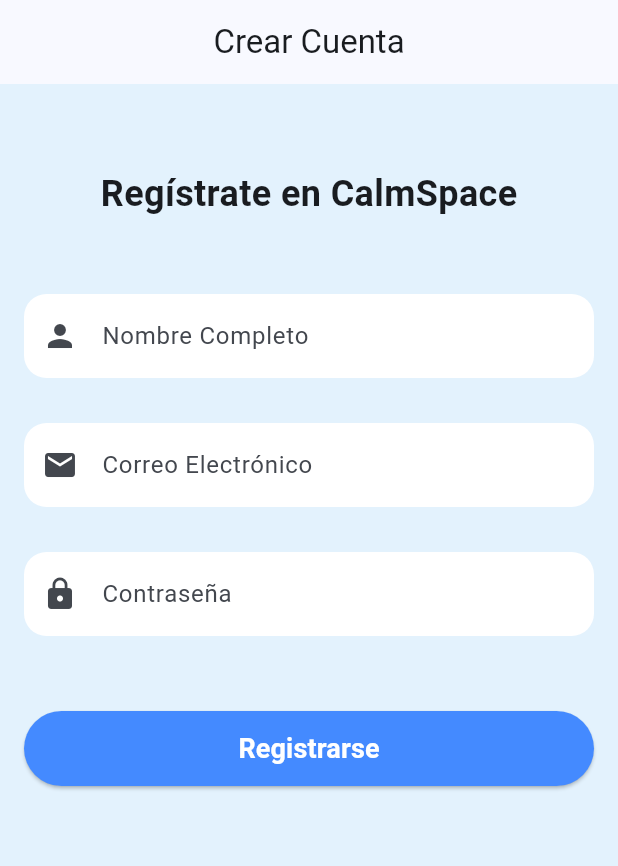
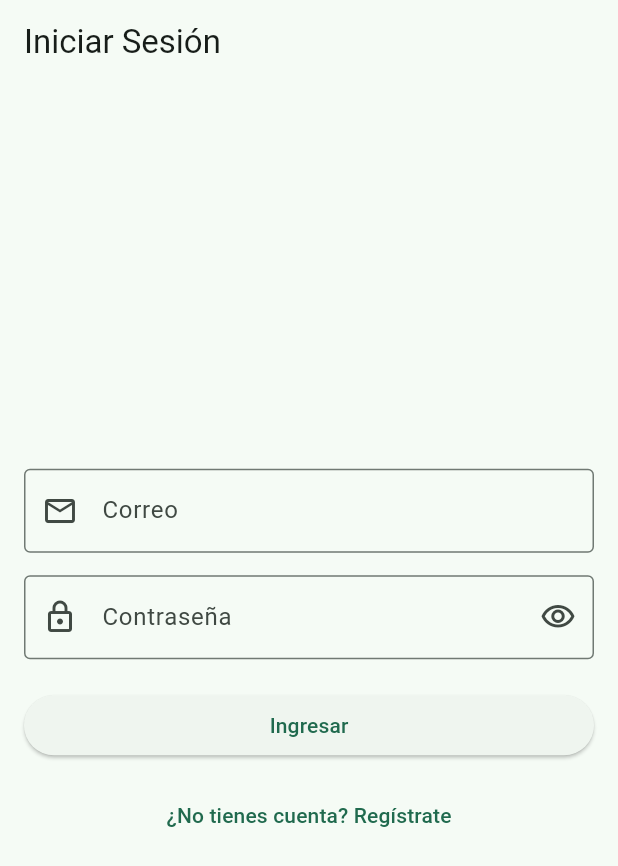
Before and after one commit to MarcosC135/CalmSpace, a Flutter app: the screen it shows after launch, on a phone screen of 412 x 824 dp. Shown: the top 866 px of the screen. Run offline on Flutter 3.47's test engine with Material 3 defaults, Android fonts, the phone set to English and light mode, and no system bars; our stand-ins replace cloud_firestore, firebase_auth, firebase_core; accounts and stored records are empty.

Commit message:
feat: HU-03 login completo (UI + Firebase + logout)

```diff
--- a/lib/main.dart
+++ b/lib/main.dart
@@ -1,7 +1,11 @@
 import 'package:flutter/material.dart';
 import 'package:firebase_core/firebase_core.dart';
+import 'package:firebase_auth/firebase_auth.dart';
 import 'firebase_options.dart';
-import 'screens/register_screen.dart'; // Llama a tu pantalla de registro
+
+import 'screens/register_screen.dart';
+import 'screens/login/login_screen.dart';
+import 'screens/home_screen.dart';
 
 void main() async {
   WidgetsFlutterBinding.ensureInitialized();
@@ -16,15 +20,39 @@
 
   @override
   Widget build(BuildContext context) {
-    // Aquí está el MaterialApp que faltaba
     return MaterialApp(
       title: 'CalmSpace',
-      debugShowCheckedModeBanner: false, // Esto quita la rayita roja de "DEBUG"
+      debugShowCheckedModeBanner: false,
       theme: ThemeData(
-        colorScheme: ColorScheme.fromSeed(seedColor: Colors.blue),
+        colorScheme: ColorScheme.fromSeed(seedColor: const Color(0xFF6BAE8E)),
         useMaterial3: true,
       ),
-      home: const RegisterScreen(), // Tu pantalla de registro
+      home: StreamBuilder<User?>(
+        stream: FirebaseAuth.instance.authStateChanges(),
+        builder: (context, snapshot) {
+          if (snapshot.connectionState == ConnectionState.waiting) {
+            return const Scaffold(
+              backgroundColor: Color(0xFFF7F3EE),
+              body: Center(
+                child: CircularProgressIndicator(
+                  color: Color(0xFF6BAE8E),
+                ),
+              ),
+            );
+          }
+
+          // ✅ CORRECCIÓN: removido 'const' — HomeScreen no es constante
+          if (snapshot.hasData) return HomeScreen();
+
+          return const LoginScreen();
+        },
+      ),
+      routes: {
+        '/login':    (context) => const LoginScreen(),
+        '/register': (context) => const RegisterScreen(),
+        // ✅ CORRECCIÓN: removido 'const'
+        '/home':     (context) => HomeScreen(),
+      },
     );
   }
 }
--- /dev/null
+++ b/lib/screens/login/login_screen.dart
@@ -0,0 +1,134 @@
+import 'package:flutter/material.dart';
+import 'package:firebase_auth/firebase_auth.dart';
+
+class LoginScreen extends StatefulWidget {
+  const LoginScreen({super.key});
+
+  @override
+  State<LoginScreen> createState() => _LoginScreenState();
+}
+
+class _LoginScreenState extends State<LoginScreen> {
+  final TextEditingController emailController = TextEditingController();
+  final TextEditingController passwordController = TextEditingController();
+  final _formKey = GlobalKey<FormState>();
+
+  bool isLoading = false;
+  bool _obscurePassword = true;
+
+  Future<void> login() async {
+    if (!_formKey.currentState!.validate()) return;
+
+    setState(() => isLoading = true);
+
+    try {
+      await FirebaseAuth.instance.signInWithEmailAndPassword(
+        email: emailController.text.trim(),
+        password: passwordController.text.trim(),
+      );
+
+      // No se necesita navegar manualmente:
+      // el StreamBuilder en main.dart detecta el cambio de sesión
+      // y redirige automáticamente a HomeScreen.
+
+    } on FirebaseAuthException catch (e) {
+      String message = "Error al iniciar sesión";
+
+      if (e.code == 'user-not-found') {
+        message = "Usuario no encontrado";
+      } else if (e.code == 'wrong-password') {
+        message = "Contraseña incorrecta";
+      } else if (e.code == 'invalid-email') {
+        message = "Correo electrónico inválido";
+      } else if (e.code == 'too-many-requests') {
+        message = "Demasiados intentos. Intenta más tarde";
+      }
+
+      if (!mounted) return;
+
+      ScaffoldMessenger.of(context).showSnackBar(
+        SnackBar(content: Text(message)),
+      );
+    } finally {
+      if (mounted) setState(() => isLoading = false);
+    }
+  }
+
+  @override
+  void dispose() {
+    emailController.dispose();
+    passwordController.dispose();
+    super.dispose();
+  }
+
+  @override
+  Widget build(BuildContext context) {
+    return Scaffold(
+      appBar: AppBar(title: const Text("Iniciar Sesión")),
+      body: Padding(
+        padding: const EdgeInsets.all(16),
+        child: Form(
+          key: _formKey,
+          child: Column(
+            mainAxisAlignment: MainAxisAlignment.center,
+            children: [
+              TextFormField(
+                controller: emailController,
+                keyboardType: TextInputType.emailAddress,
+                decoration: const InputDecoration(
+                  labelText: "Correo",
+                  border: OutlineInputBorder(),
+                  prefixIcon: Icon(Icons.email_outlined),
+                ),
+                validator: (value) {
+                  if (value == null || value.isEmpty) return "El correo es obligatorio";
+                  if (!value.contains('@')) return "Ingresa un correo válido";
+                  return null;
+                },
+              ),
+              const SizedBox(height: 15),
+              TextFormField(
+                controller: passwordController,
+                obscureText: _obscurePassword,
+                decoration: InputDecoration(
+                  labelText: "Contraseña",
+                  border: const OutlineInputBorder(),
+                  prefixIcon: const Icon(Icons.lock_outlined),
+                  suffixIcon: IconButton(
+                    icon: Icon(
+                      _obscurePassword
+                          ? Icons.visibility_outlined
+                          : Icons.visibility_off_outlined,
+                    ),
+                    onPressed: () => setState(() => _obscurePassword = !_obscurePassword),
+                  ),
+                ),
+                validator: (value) {
+                  if (value == null || value.isEmpty) return "La contraseña es obligatoria";
+                  if (value.length < 6) return "Mínimo 6 caracteres";
+                  return null;
+                },
+              ),
+              const SizedBox(height: 20),
+              SizedBox(
+                width: double.infinity,
+                child: isLoading
+                    ? const Center(child: CircularProgressIndicator())
+                    : ElevatedButton(
+                        onPressed: login,
+                        child: const Text("Ingresar"),
+                      ),
+              ),
+              const SizedBox(height: 12),
+              // Enlace a registro
+              TextButton(
+                onPressed: () => Navigator.pushNamed(context, '/register'),
+                child: const Text("¿No tienes cuenta? Regístrate"),
+              ),
+            ],
+          ),
+        ),
+      ),
+    );
+  }
+}
```
Also changed, not shown: lib/screens/home_screen.dart (added, +339 -0 lines), lib/screens/register_screen.dart (+41 -42 lines).
